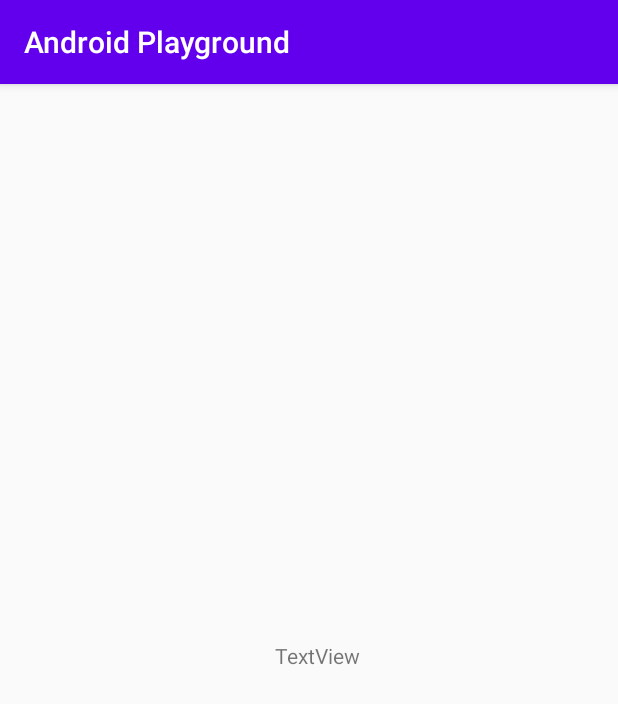
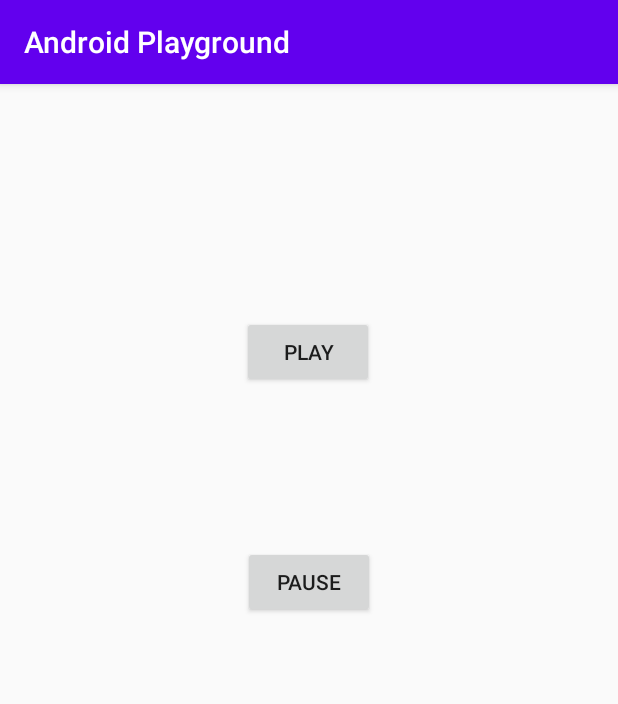
Before and after one commit to durgaprasadmamidi/AndroidPlayground, an Android app: the screen it shows after launch (MainActivity), on a phone screen of 412 x 824 dp. Shown: the top 704 px of the screen. Run offline under Robolectric (Android 15) with nearby library versions, the light colour scheme and no system bars.

Commit message:
basic play pause completed

```diff
--- a/app/src/main/java/com/durgaprasad/androidplayground/MainActivity.java
+++ b/app/src/main/java/com/durgaprasad/androidplayground/MainActivity.java
@@ -2,13 +2,25 @@ package com.durgaprasad.androidplayground;
 
 import androidx.appcompat.app.AppCompatActivity;
 
+import android.media.AudioPlaybackConfiguration;
+import android.media.MediaPlayer;
 import android.os.Bundle;
+import android.view.View;
 
 public class MainActivity extends AppCompatActivity {
+
+    MediaPlayer mediaPlayer ;
 
     @Override
     protected void onCreate(Bundle savedInstanceState) {
         super.onCreate(savedInstanceState);
         setContentView(R.layout.activity_main);
+        mediaPlayer = MediaPlayer.create(this,R.raw.heavy_rain);
+    }
+    public void play(View view){
+        mediaPlayer.start();
+    }
+    public void pause(View view){
+        mediaPlayer.pause();
     }
 }
--- a/app/src/main/res/layout/activity_main.xml
+++ b/app/src/main/res/layout/activity_main.xml
@@ -6,17 +6,33 @@
     android:layout_height="match_parent"
     tools:context=".MainActivity">
 
-    <TextView
-        android:id="@+id/textView"
+    <Button
+        android:id="@+id/button"
         android:layout_width="wrap_content"
         android:layout_height="wrap_content"
-        android:layout_marginStart="183dp"
-        android:layout_marginTop="353dp"
-        android:layout_marginEnd="172dp"
-        android:layout_marginBottom="360dp"
-        android:text="TextView"
+        android:layout_marginStart="161dp"
+        android:layout_marginTop="136dp"
+        android:layout_marginEnd="162dp"
+        android:layout_marginBottom="87dp"
+        android:onClick="play"
+        android:text="play"
+        app:layout_constraintBottom_toTopOf="@+id/button2"
+        app:layout_constraintEnd_toEndOf="parent"
+        app:layout_constraintHorizontal_bias="0.0"
+        app:layout_constraintStart_toStartOf="parent"
+        app:layout_constraintTop_toTopOf="parent" />
+
+    <Button
+        android:id="@+id/button2"
+        android:layout_width="wrap_content"
+        android:layout_height="wrap_content"
+        android:layout_marginStart="162dp"
+        android:layout_marginEnd="162dp"
+        android:layout_marginBottom="412dp"
+        android:onClick="pause"
+        android:text="pause"
         app:layout_constraintBottom_toBottomOf="parent"
         app:layout_constraintEnd_toEndOf="parent"
-        app:layout_constraintStart_toStartOf="parent"
-        app:layout_constraintTop_toTopOf="parent" />
+        app:layout_constraintHorizontal_bias="1.0"
+        app:layout_constraintStart_toStartOf="parent" />
 </androidx.constraintlayout.widget.ConstraintLayout>
```
Also changed, not shown: 1 other file.
